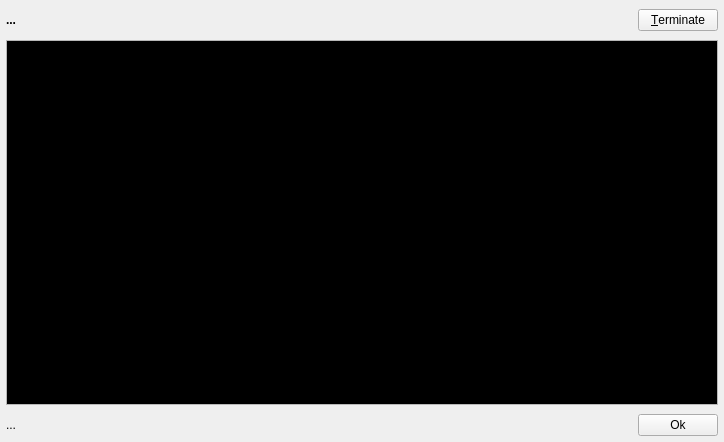
This is src/console.ui in hkarel/qgit as Qt 5 draws it before an edit. The edited form follows.
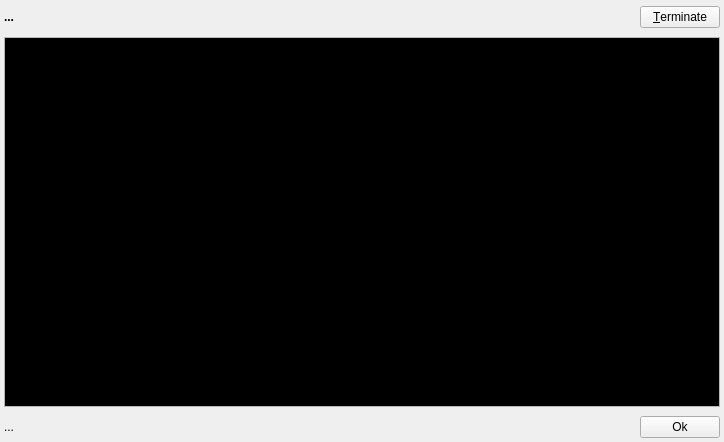
This is the edited form. Icons and pictures are not drawn.

Commit message:
Changed the thickness of the borders of the windows
This is done to better match the style of the interface in Kubunt 20.04

Patch:
```diff
--- a/src/console.ui
+++ b/src/console.ui
@@ -23,16 +23,16 @@
      <number>9</number>
     </property>
     <property name="leftMargin">
-     <number>6</number>
+     <number>4</number>
     </property>
     <property name="topMargin">
-     <number>9</number>
+     <number>6</number>
     </property>
     <property name="rightMargin">
-     <number>6</number>
+     <number>4</number>
     </property>
     <property name="bottomMargin">
-     <number>6</number>
+     <number>4</number>
     </property>
     <item>
      <layout class="QHBoxLayout">
```
The commit also changes 1 other file.
